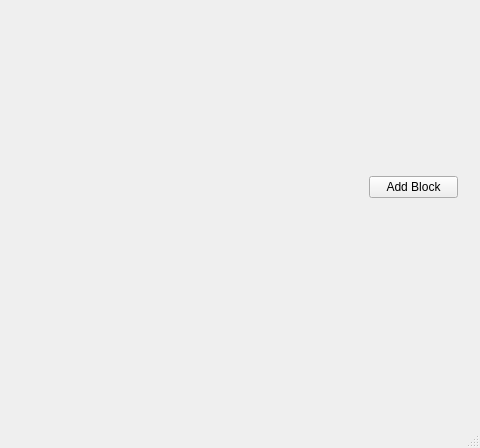
roymiles/machine-learning-gui, file mainwindow.ui: the form before one commit; both pictures show x 651 to 1131 and y 83 to 531 of the 1131 by 531 pixel window.
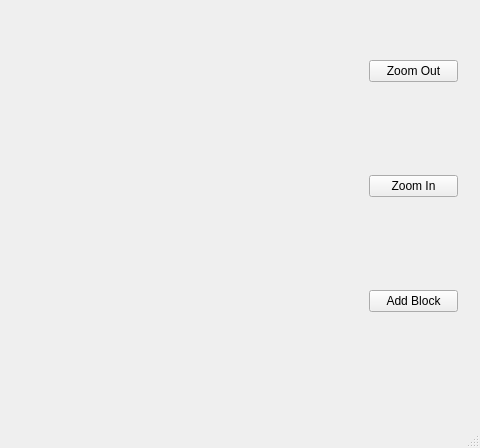
The form after the commit.

Commit message: Basic zoom and panning, but breaks the onclick block events

```diff
--- a/mainwindow.ui
+++ b/mainwindow.ui
@@ -41,6 +41,20 @@
      </rect>
     </property>
     <layout class="QVBoxLayout" name="verticalLayout">
+     <item>
+      <widget class="QPushButton" name="zoomOut">
+       <property name="text">
+        <string>Zoom Out</string>
+       </property>
+      </widget>
+     </item>
+     <item>
+      <widget class="QPushButton" name="zoomIn">
+       <property name="text">
+        <string>Zoom In</string>
+       </property>
+      </widget>
+     </item>
      <item>
       <widget class="QPushButton" name="addBlock">
        <property name="text">
```
The commit also changes 6 other files.
